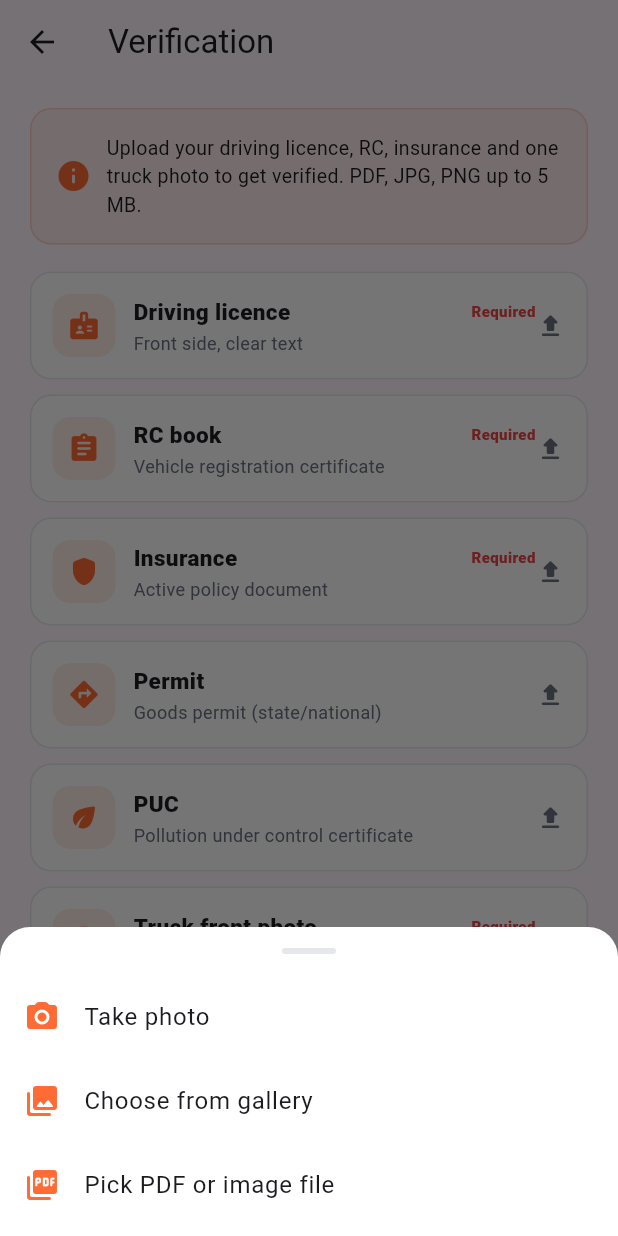
After one commit to Parthivsurya/trucksreturn, a Flutter app: the VerificationScreen screen opened directly, after a tap on "Driving licence", after a tap on "RC book", on a phone screen of 412 x 824 dp. The commit adds this screen. Run offline on Flutter 3.47's test engine with Material 3 defaults, Android fonts, the light colour scheme and no system bars; our stand-ins replace dio, file_picker, flutter_secure_storage, geolocator, go_router, image_picker; accounts and stored records are empty; network calls fail.

Commit message:
flutter: driver verification — upload licence/RC/insurance/photos + submit

```diff
--- /dev/null
+++ b/flutter_app/lib/core/api/upload_api.dart
@@ -0,0 +1,43 @@
+import 'package:dio/dio.dart';
+import 'api_client.dart';
+
+class UploadApi {
+  static final _dio = ApiClient.instance.dio;
+
+  static Future<Map<String, dynamic>> uploadDocument({
+    required String filePath,
+    required String docType,
+  }) async {
+    final form = FormData.fromMap({
+      'doc_type': docType,
+      'file': await MultipartFile.fromFile(filePath),
+    });
+    final r = await _dio.post(
+      '/uploads',
+      data: form,
+      options: Options(contentType: 'multipart/form-data'),
+    );
+    if (r.statusCode == 200 || r.statusCode == 201) {
+      return Map<String, dynamic>.from(r.data ?? {});
+    }
+    throw ApiException(extractResponseError(r), r.statusCode);
+  }
+
+  static Future<List<Map<String, dynamic>>> getMyDocuments() async {
+    final r = await _dio.get('/uploads/mine');
+    if (r.statusCode == 200 && r.data is Map && r.data['documents'] is List) {
+      return (r.data['documents'] as List)
+          .map((e) => Map<String, dynamic>.from(e as Map))
+          .toList();
+    }
+    return const [];
+  }
+
+  static Future<String> submitForVerification() async {
+    final r = await _dio.post('/drivers/submit-verification');
+    if (r.statusCode == 200 || r.statusCode == 201) {
+      return r.data is Map ? (r.data['message']?.toString() ?? 'Submitted') : 'Submitted';
+    }
+    throw ApiException(extractResponseError(r), r.statusCode);
+  }
+}
--- a/flutter_app/lib/screens/driver/driver_home_tab.dart
+++ b/flutter_app/lib/screens/driver/driver_home_tab.dart
@@ -8,6 +8,7 @@ import '../../core/theme.dart';
 import '../../widgets/app_button.dart';
 import 'truck_register_screen.dart';
 import 'post_availability_screen.dart';
+import 'verification_screen.dart';
 
 class DriverHomeTab extends StatefulWidget {
   const DriverHomeTab({super.key});
@@ -122,6 +123,18 @@ class _DriverHomeTabState extends State<DriverHomeTab> {
                 )
               else
                 _TruckCard(truck: _truck!),
+              if (_truck != null && _truck!['is_verified'] != 1) ...[
+                const SizedBox(height: 12),
+                _ActionCard(
+                  icon: Icons.verified_user_rounded,
+                  title: 'Complete verification',
+                  subtitle: 'Upload licence, RC, insurance, truck photos',
+                  cta: 'Upload docs',
+                  onTap: () => Navigator.push(context,
+                      MaterialPageRoute(builder: (_) => const VerificationScreen()))
+                      .then((_) => _load()),
+                ),
+              ],
               const SizedBox(height: 14),
               if (_truck != null) ...[
                 if (_availability == null)
--- /dev/null
+++ b/flutter_app/lib/screens/driver/verification_screen.dart
@@ -0,0 +1,295 @@
+import 'package:file_picker/file_picker.dart';
+import 'package:flutter/material.dart';
+import 'package:image_picker/image_picker.dart';
+import '../../core/api/upload_api.dart';
+import '../../core/theme.dart';
+import '../../widgets/app_button.dart';
+
+class VerificationScreen extends StatefulWidget {
+  const VerificationScreen({super.key});
+
+  @override
+  State<VerificationScreen> createState() => _VerificationScreenState();
+}
+
+class _DocSpec {
+  final String type;
+  final String label;
+  final String hint;
+  final IconData icon;
+  final bool required;
+  const _DocSpec(this.type, this.label, this.hint, this.icon, {this.required = true});
+}
+
+class _VerificationScreenState extends State<VerificationScreen> {
+  static const _docs = [
+    _DocSpec('licence', 'Driving licence', 'Front side, clear text', Icons.badge_rounded),
+    _DocSpec('RC', 'RC book', 'Vehicle registration certificate', Icons.assignment_rounded),
+    _DocSpec('insurance', 'Insurance', 'Active policy document', Icons.shield_rounded),
+    _DocSpec('permit', 'Permit', 'Goods permit (state/national)', Icons.directions_rounded, required: false),
+    _DocSpec('PUC', 'PUC', 'Pollution under control certificate', Icons.eco_rounded, required: false),
+    _DocSpec('vehicle_front', 'Truck front photo', 'With number plate visible', Icons.photo_camera_rounded),
+    _DocSpec('vehicle_left', 'Truck left side', '', Icons.photo_camera_rounded, required: false),
+    _DocSpec('vehicle_right', 'Truck right side', '', Icons.photo_camera_rounded, required: false),
+  ];
+
+  Map<String, List<Map<String, dynamic>>> _docsByType = {};
+  bool _loading = true;
+  bool _submitting = false;
+  final Set<String> _uploading = {};
+
+  @override
+  void initState() {
+    super.initState();
+    _load();
+  }
+
+  Future<void> _load() async {
+    setState(() => _loading = true);
+    try {
+      final docs = await UploadApi.getMyDocuments();
+      final grouped = <String, List<Map<String, dynamic>>>{};
+      for (final d in docs) {
+        final t = d['doc_type']?.toString();
+        if (t == null) continue;
+        (grouped[t] ??= []).add(d);
+      }
+      if (!mounted) return;
+      setState(() {
+        _docsByType = grouped;
+        _loading = false;
+      });
+    } catch (e) {
+      if (!mounted) return;
+      setState(() => _loading = false);
+      showError(context, e.toString());
+    }
+  }
+
+  Future<void> _pickAndUpload(_DocSpec spec) async {
+    final source = await _pickSource(spec);
+    if (source == null) return;
+    String? path;
+    try {
+      if (source == _Source.camera) {
+        final x = await ImagePicker().pickImage(source: ImageSource.camera, imageQuality: 85);
+        path = x?.path;
+      } else if (source == _Source.gallery) {
+        final x = await ImagePicker().pickImage(source: ImageSource.gallery, imageQuality: 85);
+        path = x?.path;
+      } else {
+        final res = await FilePicker.pickFiles(
+          type: FileType.custom,
+          allowedExtensions: ['pdf', 'jpg', 'jpeg', 'png', 'webp'],
+        );
+        path = res?.files.single.path;
+      }
+    } catch (e) {
+      if (mounted) showError(context, e.toString());
+      return;
+    }
+    if (path == null) return;
+    setState(() => _uploading.add(spec.type));
+    try {
+      await UploadApi.uploadDocument(filePath: path, docType: spec.type);
+      if (!mounted) return;
+      showSuccess(context, '${spec.label} uploaded');
+      await _load();
+    } catch (e) {
+      if (mounted) showError(context, e.toString());
+    } finally {
+      if (mounted) setState(() => _uploading.remove(spec.type));
+    }
+  }
+
+  Future<_Source?> _pickSource(_DocSpec spec) async {
+    final isPhoto = spec.type.startsWith('vehicle_');
+    return showModalBottomSheet<_Source>(
+      context: context,
+      backgroundColor: Colors.white,
+      shape: const RoundedRectangleBorder(
+        borderRadius: BorderRadius.vertical(top: Radius.circular(20)),
+      ),
+      builder: (_) => SafeArea(
+        top: false,
+        child: Column(mainAxisSize: MainAxisSize.min, children: [
+          const SizedBox(height: 14),
+          Container(
+            width: 36, height: 4,
+            decoration: BoxDecoration(color: AppTheme.border, borderRadius: BorderRadius.circular(2)),
+          ),
+          const SizedBox(height: 14),
+          ListTile(
+            leading: const Icon(Icons.photo_camera_rounded, color: AppTheme.primary),
+            title: const Text('Take photo'),
+            onTap: () => Navigator.pop(context, _Source.camera),
+          ),
+          ListTile(
+            leading: const Icon(Icons.photo_library_rounded, color: AppTheme.primary),
+            title: const Text('Choose from gallery'),
+            onTap: () => Navigator.pop(context, _Source.gallery),
+          ),
+          if (!isPhoto)
+            ListTile(
+              leading: const Icon(Icons.picture_as_pdf_rounded, color: AppTheme.primary),
+              title: const Text('Pick PDF or image file'),
+              onTap: () => Navigator.pop(context, _Source.file),
+            ),
+          const SizedBox(height: 6),
+        ]),
+      ),
+    );
+  }
+
+  Future<void> _submit() async {
+    final missing = _docs
+        .where((d) => d.required && (_docsByType[d.type]?.isEmpty ?? true))
+        .map((d) => d.label)
+        .toList();
+    if (missing.isNotEmpty) {
+      showError(context, 'Missing: ${missing.join(", ")}');
+      return;
+    }
+    setState(() => _submitting = true);
+    try {
+      final msg = await UploadApi.submitForVerification();
+      if (!mounted) return;
+      showSuccess(context, msg);
+      Navigator.pop(context, true);
+    } catch (e) {
+      if (mounted) showError(context, e.toString());
+    } finally {
+      if (mounted) setState(() => _submitting = false);
+    }
+  }
+
+  @override
+  Widget build(BuildContext context) {
+    return Scaffold(
+      appBar: AppBar(title: const Text('Verification')),
+      body: SafeArea(
+        child: _loading
+            ? const Center(child: CircularProgressIndicator(color: AppTheme.primary))
+            : RefreshIndicator(
+                onRefresh: _load,
+                child: ListView(
+                  padding: const EdgeInsets.fromLTRB(20, 16, 20, 24),
+                  children: [
+                    Container(
+                      padding: const EdgeInsets.all(16),
+                      decoration: BoxDecoration(
+                        color: AppTheme.primary.withValues(alpha: 0.08),
+                        borderRadius: BorderRadius.circular(14),
+                        border: Border.all(color: AppTheme.primary.withValues(alpha: 0.25)),
+                      ),
+                      child: const Row(children: [
+                        Icon(Icons.info_rounded, color: AppTheme.primary),
+                        SizedBox(width: 10),
+                        Expanded(child: Text(
+                          'Upload your driving licence, RC, insurance and one truck photo to get verified. PDF, JPG, PNG up to 5 MB.',
+                          style: TextStyle(fontSize: 13),
+                        )),
+                      ]),
+                    ),
+                    const SizedBox(height: 18),
+                    ..._docs.map((spec) => Padding(
+                          padding: const EdgeInsets.only(bottom: 10),
+                          child: _DocCard(
+                            spec: spec,
+                            uploaded: _docsByType[spec.type] ?? const [],
+                            uploading: _uploading.contains(spec.type),
+                            onTap: () => _pickAndUpload(spec),
+                          ),
+                        )),
+                    const SizedBox(height: 20),
+                    PrimaryButton(
+                      label: 'Submit for verification',
+                      icon: Icons.verified_rounded,
+                      loading: _submitting,
+                      onPressed: _submit,
+                    ),
+                  ],
+                ),
+              ),
+      ),
+    );
+  }
+}
+
+enum _Source { camera, gallery, file }
+
+class _DocCard extends StatelessWidget {
+  final _DocSpec spec;
+  final List<Map<String, dynamic>> uploaded;
+  final bool uploading;
+  final VoidCallback onTap;
+  const _DocCard({
+    required this.spec,
+    required this.uploaded,
+    required this.uploading,
+    required this.onTap,
+  });
+
+  @override
+  Widget build(BuildContext context) {
+    final has = uploaded.isNotEmpty;
+    return InkWell(
+      onTap: uploading ? null : onTap,
+      borderRadius: BorderRadius.circular(14),
+      child: Container(
+        padding: const EdgeInsets.all(14),
+        decoration: BoxDecoration(
+          color: Colors.white,
+          borderRadius: BorderRadius.circular(14),
+          border: Border.all(color: has ? AppTheme.success : AppTheme.border, width: has ? 1.4 : 1),
+        ),
+        child: Row(children: [
+          Container(
+            width: 42, height: 42,
+            decoration: BoxDecoration(
+              color: (has ? AppTheme.success : AppTheme.primary).withValues(alpha: 0.12),
+              borderRadius: BorderRadius.circular(12),
+            ),
+            alignment: Alignment.center,
+            child: Icon(has ? Icons.check_circle_rounded : spec.icon,
+                color: has ? AppTheme.success : AppTheme.primary, size: 22),
+          ),
+          const SizedBox(width: 12),
+          Expanded(
+            child: Column(
+              crossAxisAlignment: CrossAxisAlignment.start,
+              children: [
+                Row(children: [
+                  Expanded(
+                    child: Text(spec.label,
+                        style: const TextStyle(fontWeight: FontWeight.w800, fontSize: 15)),
+                  ),
+                  if (spec.required && !has)
+                    const Padding(
+                      padding: EdgeInsets.only(left: 6),
+                      child: Text('Required',
+                          style: TextStyle(fontSize: 10, fontWeight: FontWeight.w800, color: AppTheme.danger)),
+                    ),
+                ]),
+                const SizedBox(height: 2),
+                Text(
+                  has
+                      ? '${uploaded.length} file${uploaded.length > 1 ? "s" : ""} uploaded'
+                      : (spec.hint.isEmpty ? 'Tap to upload' : spec.hint),
+                  style: const TextStyle(color: AppTheme.muted, fontSize: 12),
+                ),
+              ],
+            ),
+          ),
+          if (uploading)
+            const SizedBox(
+              width: 22, height: 22,
+              child: CircularProgressIndicator(strokeWidth: 2.4, color: AppTheme.primary),
+            )
+          else
+            Icon(has ? Icons.refresh_rounded : Icons.upload_rounded, color: AppTheme.muted, size: 20),
+        ]),
+      ),
+    );
+  }
+}
--- a/flutter_app/pubspec.yaml
+++ b/flutter_app/pubspec.yaml
@@ -42,6 +42,8 @@ dependencies:
   shared_preferences: ^2.5.5
   geolocator: ^14.0.2
   permission_handler: ^12.0.0
+  file_picker: ^11.0.0
+  image_picker: ^1.2.1
 
 dev_dependencies:
   flutter_test:
```
Also changed, not shown: flutter_app/pubspec.lock.
